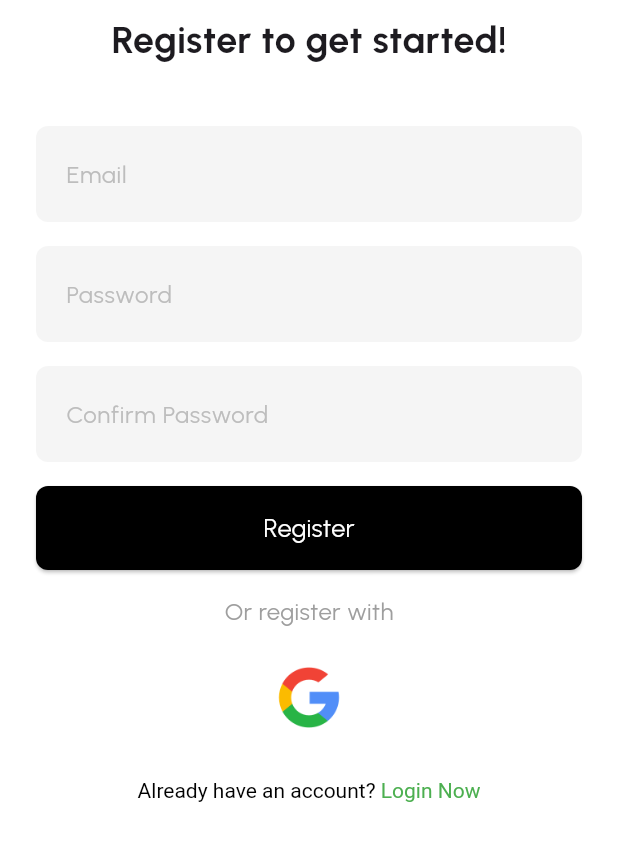
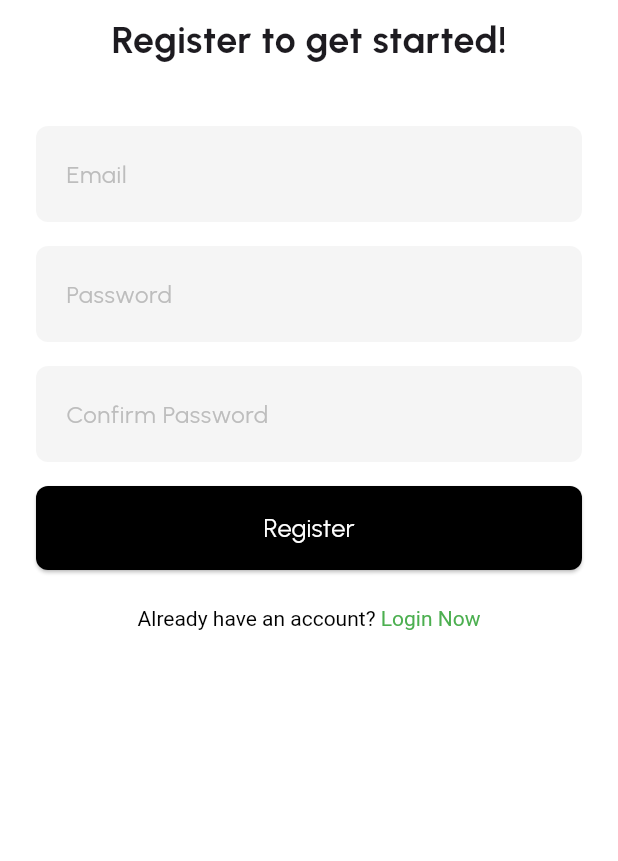
Before and after one commit to exwertqqe/scorekeeper, a Flutter app: the RegisterScreen screen opened by its route, on a phone screen of 412 x 824 dp, the part 279-1140 px from its top. Run offline on Flutter 3.47's test engine with Material 3 defaults, Android fonts, the phone set to English and light mode, and no system bars; our stand-ins replace cloud_firestore, firebase_auth, firebase_core, shared_preferences; accounts and stored records are empty; network calls fail.

Commit message:
v0.6 - on the login and registration screens, remove the non-functional login/registration with google was removed

```diff
--- a/lib/register_screen/register_screen.dart
+++ b/lib/register_screen/register_screen.dart
@@ -152,30 +152,7 @@ class _RegisterScreenState extends State<RegisterScreen> {
                   style: const TextStyle(color: Colors.red),
                 ),
               ],
-              const SizedBox(height: 16.0),
-              const Center(
-                child: Text(
-                  'Or register with',
-                  style: TextStyle(
-                    color: Colors.grey,
-                    fontSize: 16,
-                  ),
-                ),
-              ),
-              const SizedBox(height: 16.0),
-              Center(
-                child: SizedBox(
-                  width: 60.0,
-                  height: 60.0,
-                  child: IconButton(
-                    icon: Image.asset('assets/google_ic.png'),
-                    iconSize: 40.0,
-                    onPressed: () {
-                      // TODO: Add Google Register Logic
-                    },
-                  ),
-                ),
-              ),
+
               const SizedBox(height: 24.0),
               Center(
                 child: GestureDetector(
```
Also changed, not shown: lib/sing_in_screen/sing_in_screen.dart (+0 -22 lines), 2 other files.
